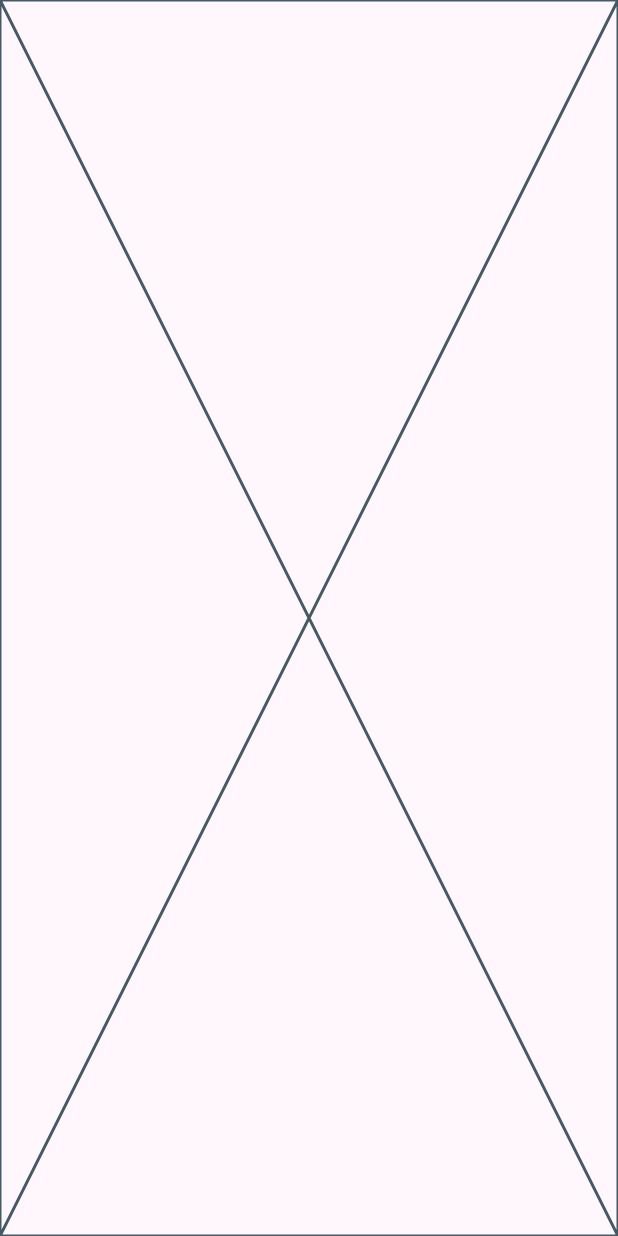
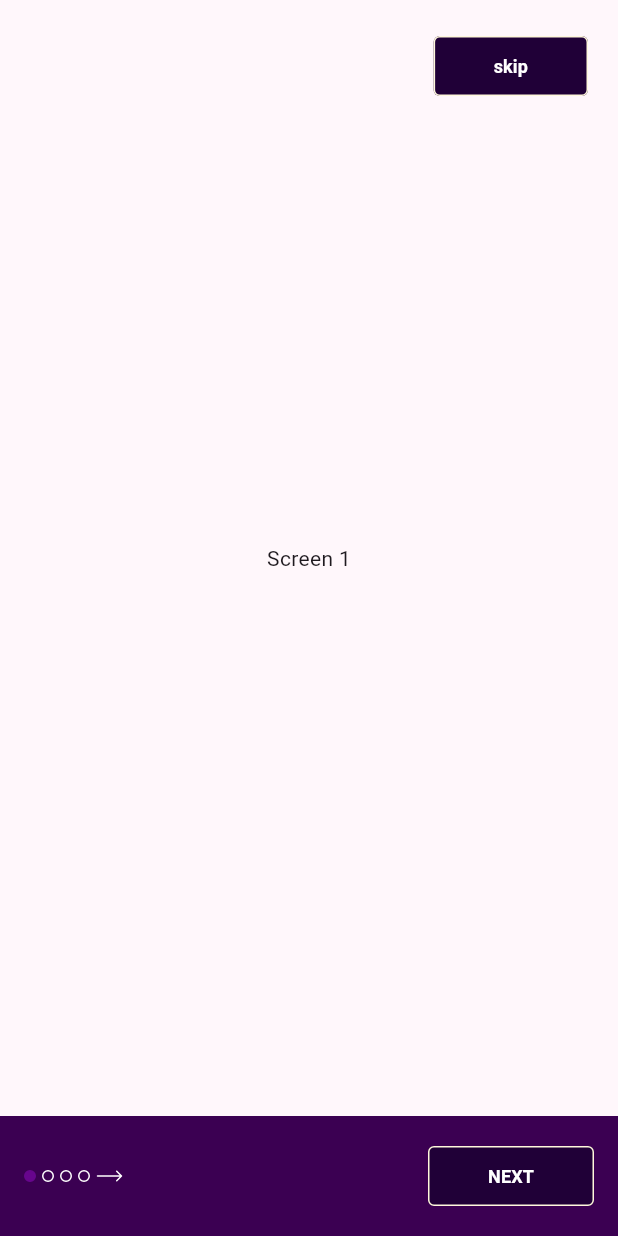
Before and after one commit to srideep-banerjee/fppollyposter, a Flutter app: the screen it shows after launch, on a phone screen of 412 x 824 dp. Run offline on Flutter 3.47's test engine with Material 3 defaults, Android fonts, the phone set to English and light mode, and no system bars; our stand-ins replace flutter_native_splash, flutter_svg, shared_preferences.

Commit message:
Added onboarding pages and routing

```diff
--- /dev/null
+++ b/lib/core/client_status.dart
@@ -0,0 +1,4 @@
+enum ClientStatus {
+  loggedOut,
+  loggedIn
+}
--- /dev/null
+++ b/lib/core/shared_components.dart
@@ -0,0 +1,9 @@
+import 'package:flutter/material.dart';
+
+class SharedComponents {
+  static Widget scaffolded(Widget child) {
+    return Scaffold(
+      body: SafeArea(child: child),
+    );
+  }
+}
--- /dev/null
+++ b/lib/features/startup/presentation/footer.dart
@@ -0,0 +1,94 @@
+import 'package:flutter/material.dart';
+import 'package:flutter_svg/flutter_svg.dart';
+import 'package:wass_project1/config/colors.dart';
+import 'package:wass_project1/features/startup/presentation/onboarding.dart';
+
+class Footer extends StatelessWidget {
+  final int _pageCount;
+  final int _currentPage;
+  final void Function() onNext;
+
+  const Footer(this._pageCount, this._currentPage, this.onNext, {super.key});
+
+  @override
+  Widget build(BuildContext context) {
+    List<Widget> children = [];
+    if (_currentPage == _pageCount - 1) {
+      children.add(
+        OnboardingButton(
+          "LETS START",
+          onNext,
+        ),
+      );
+    } else {
+      children.add(
+        Expanded(
+          child: Row(
+            mainAxisSize: MainAxisSize.min,
+            children: [
+              Selector(_pageCount - 1, _currentPage),
+              SvgPicture.asset("assets/arrow-right.svg")
+            ],
+          ),
+        )
+      );
+      children.add(
+        OnboardingButton("NEXT", onNext),
+      );
+    }
+
+    return Container(
+        color: SharedColors.primary,
+        padding: const EdgeInsets.all(16.0),
+        child: Row(
+          mainAxisAlignment: MainAxisAlignment.center,
+          children: children,
+        ),
+      );
+  }
+}
+
+class Selector extends StatelessWidget {
+  final int _pageCount;
+  final int _currentPage;
+
+  const Selector(this._pageCount, this._currentPage, {super.key});
+
+  @override
+  Widget build(BuildContext context) {
+    final List<Widget> children = [];
+
+    for (int i = 0; i < _pageCount; i++) {
+      Color borderColor = i != _currentPage
+          ? SharedColors.selectorBorderColor
+          : SharedColors.primaryLight;
+      Color bodyColor =
+          i != _currentPage ? SharedColors.primary : SharedColors.primaryLight;
+      children.add(Container(
+        width: 8.0,
+        height: 8.0,
+        decoration: BoxDecoration(
+            color: bodyColor,
+            shape: BoxShape.circle,
+            border: Border.all(color: borderColor)),
+      ));
+      children.add(const SizedBox(
+        width: 4.0,
+      ));
+    }
+
+    return Row(
+      mainAxisSize: MainAxisSize.min,
+      children: children,
+    );
+  }
+}
+
+class LastFooter extends StatelessWidget {
+  const LastFooter({super.key});
+
+  @override
+  Widget build(BuildContext context) {
+    return const Placeholder();
+  }
+}
--- /dev/null
+++ b/lib/features/startup/presentation/onboarding.dart
@@ -0,0 +1,124 @@
+import 'package:flutter/material.dart';
+import 'package:flutter_native_splash/flutter_native_splash.dart';
+import 'package:wass_project1/config/colors.dart';
+import 'package:wass_project1/features/startup/presentation/footer.dart';
+
+class OnboardingPage extends StatefulWidget {
+  const OnboardingPage({super.key});
+
+  @override
+  State<OnboardingPage> createState() => _OnboardingPageState();
+}
+
+class _OnboardingPageState extends State<OnboardingPage> {
+  final PageController _pageController = PageController(
+    initialPage: 0,
+    keepPage: true,
+  );
+
+  int currentPage = 0;
+
+  final List<Widget> pages = const [
+    Center(
+      child: Text("Screen 1"),
+    ),
+    Center(
+      child: Text("Screen 2"),
+    ),
+    Center(
+      child: Text("Screen 3"),
+    ),
+    Center(
+      child: Text("Screen 4"),
+    ),
+    Center(
+      child: Text("Screen 5"),
+    ),
+  ];
+
+  @override
+  void initState() {
+    WidgetsBinding.instance.addPostFrameCallback((timeStamp) {
+      FlutterNativeSplash.remove();
+    });
+
+    super.initState();
+  }
+
+  @override
+  Widget build(BuildContext context) {
+    return Column(
+      children: [
+        Expanded(
+          child: Stack(
+            fit: StackFit.expand,
+            alignment: Alignment.topRight,
+            children: [
+              PageView(
+                controller: _pageController,
+                children: pages,
+                onPageChanged: (value) {
+                  setState(() {
+                    currentPage = value;
+                  });
+                },
+              ),
+              if (currentPage != pages.length - 1)
+                Positioned(
+                  top: 20.0,
+                  right: 20.0,
+                  child: OnboardingButton(
+                    "skip",
+                    () {
+                      currentPage = pages.length - 1;
+                      _pageController.jumpToPage(pages.length - 1);
+                    },
+                  ),
+                ),
+            ],
+          ),
+        ),
+        Footer(
+          pages.length,
+          currentPage,
+          () {
+            if (currentPage == pages.length - 1) {
+              Navigator.pop(context);
+            }
+            else {
+              currentPage = currentPage + 1;
+              _pageController.nextPage(duration: Durations.short4, curve: Curves.easeIn);
+            }
+          }
+        ),
+      ],
+    );
+  }
+}
+
+class OnboardingButton extends StatelessWidget {
+  final String data;
+  final void Function() onClick;
+  const OnboardingButton(this.data, this.onClick, {super.key});
+
+  @override
+  Widget build(BuildContext context) {
+    return OutlinedButton(
+      style: OutlinedButton.styleFrom(
+          backgroundColor: SharedColors.primaryDark,
+          foregroundColor: SharedColors.buttonTextColor,
+          shape:
+              RoundedRectangleBorder(borderRadius: BorderRadius.circular(4.0)),
+          side: const BorderSide(color: SharedColors.buttonBorderColor)),
+      onPressed: onClick,
+      child: Container(
+        alignment: Alignment.center,
+        padding: const EdgeInsets.symmetric(horizontal: 16.0, vertical: 8.0),
+        child: Text(
+          data,
+          style: const TextStyle(fontSize: 12.0, fontWeight: FontWeight.w700),
+        ),
+      ),
+    );
+  }
+}
--- a/lib/main.dart
+++ b/lib/main.dart
@@ -1,6 +1,13 @@
 import 'package:flutter/material.dart';
+import 'package:flutter_native_splash/flutter_native_splash.dart';
+import 'package:shared_preferences/shared_preferences.dart';
+import 'package:wass_project1/core/client_status.dart';
+import 'package:wass_project1/core/shared_components.dart';
+import 'package:wass_project1/features/startup/presentation/onboarding.dart';
 
 void main() {
+  WidgetsBinding widgetsBinding = WidgetsFlutterBinding.ensureInitialized();
+  FlutterNativeSplash.preserve(widgetsBinding: widgetsBinding);
   runApp(const MyApp());
 }
 
@@ -28,15 +35,41 @@ class Home extends StatefulWidget {
 }
 
 class _HomeState extends State<Home> {
+  late Future<SharedPreferences> _prefs;
+
+  @override
+  void initState() {
+    _prefs = SharedPreferences.getInstance();
+    WidgetsBinding.instance.addPostFrameCallback((timeStamp) {
+      _performStartupTasks(context);
+    });
+
+    super.initState();
+  }
+
+  Future<void> _performStartupTasks(BuildContext context) async {
+    SharedPreferences pref = await _prefs;
+    String? status = pref.getString("status");
+
+    if (status == null && context.mounted) {
+      await Navigator.pushReplacement(
+        context,
+        MaterialPageRoute(
+          builder: (context) =>
+              SharedComponents.scaffolded(const OnboardingPage()),
+        ),
+      );
+
+      pref.setString("status", ClientStatus.loggedOut.name);
+    }
+
+    FlutterNativeSplash.remove();
+  }
 
   @override
   Widget build(BuildContext context) {
-    return const Scaffold(
-      body: SafeArea(
-        // Center is a layout widget. It takes a single child and positions it
-        // in the middle of the parent.
-        child: Placeholder(),
-      ),
-    );
+    return SharedComponents.scaffolded(const Center(
+      child: Text("Loading ..."),
+    ));
   }
 }
--- a/pubspec.yaml
+++ b/pubspec.yaml
@@ -37,6 +37,7 @@ dependencies:
   cupertino_icons: ^1.0.6
   flutter_native_splash: ^2.4.1
   flutter_svg: ^2.0.17
+  shared_preferences: ^2.3.3
 
 dev_dependencies:
   flutter_test:
```
Also changed, not shown: pubspec.lock.
